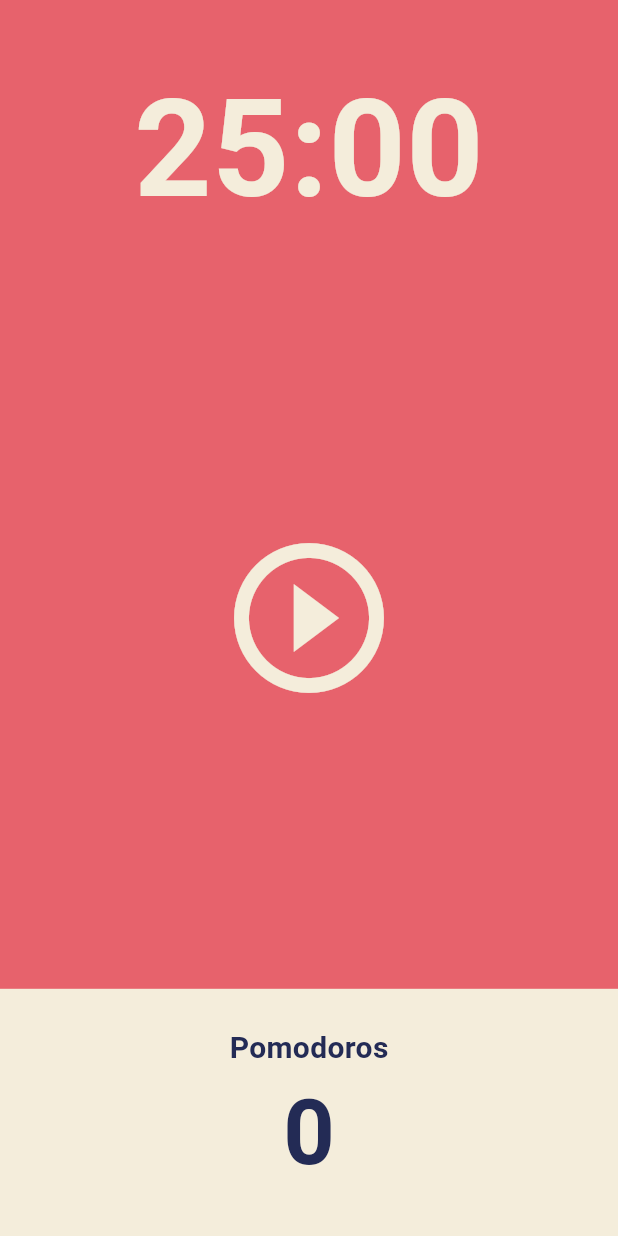
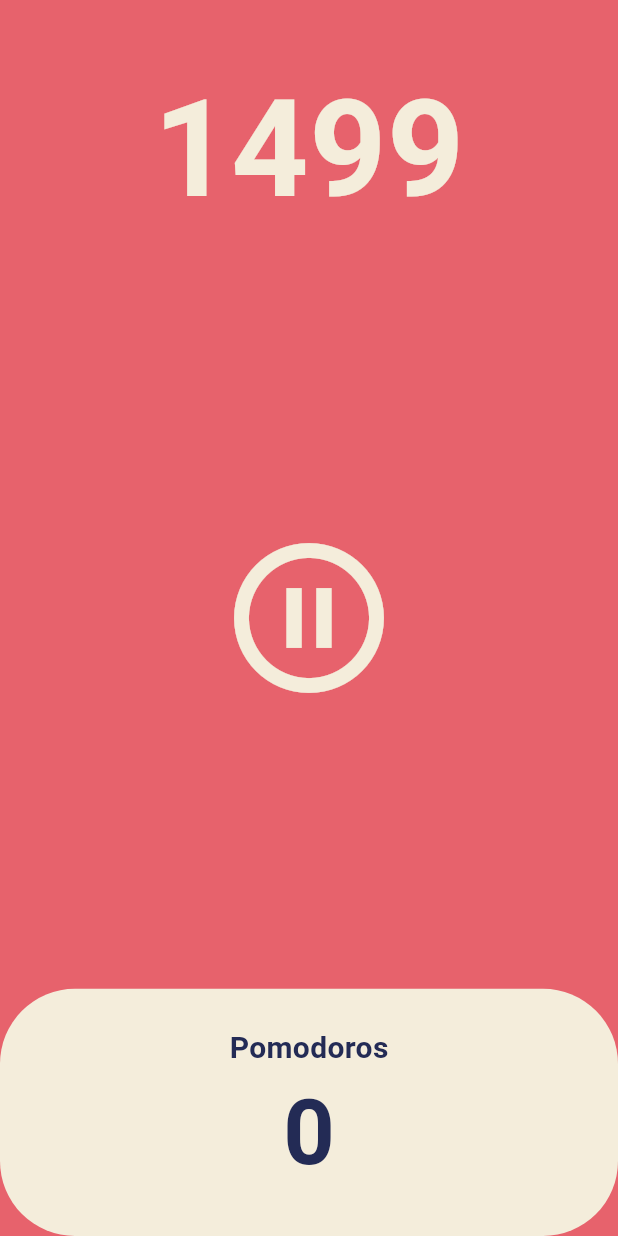
Before and after one commit to siheon0411/toonflix, a Flutter app: the screen it shows after launch, after a tap on the "play circle outline" icon, on a phone screen of 412 x 824 dp. Run offline on Flutter 3.47's test engine with Material 3 defaults, Android fonts, the phone set to English and light mode, and no system bars.

Commit message:
timer, pause&play

```diff
--- a/lib/screens/home_screen.dart
+++ b/lib/screens/home_screen.dart
@@ -1,3 +1,5 @@
+import 'dart:async';
+
 import 'package:flutter/material.dart';
 
 class HomeScreen extends StatefulWidget {
@@ -8,6 +10,33 @@ class HomeScreen extends StatefulWidget {
 }
 
 class _HomeScreenState extends State<HomeScreen> {
+  int totalSeconds = 1500;
+  bool isRunning = false;
+  late Timer timer;
+
+  void onTick(Timer timer) {
+    setState(() {
+      totalSeconds = totalSeconds - 1;
+    });
+  }
+
+  void onStartPressed() {
+    timer = Timer.periodic(
+      const Duration(seconds: 1),
+      onTick,
+    );
+    setState(() {
+      isRunning = true;
+    });
+  }
+
+  void onPausePressed() {
+    timer.cancel();
+    setState(() {
+      isRunning = false;
+    });
+  }
+
   @override
   Widget build(BuildContext context) {
     return Scaffold(
@@ -19,7 +48,7 @@ class _HomeScreenState extends State<HomeScreen> {
             child: Container(
               alignment: Alignment.bottomCenter,
               child: Text(
-                '25:00',
+                '$totalSeconds',
                 style: TextStyle(
                     color: Theme.of(context).cardColor,
                     fontSize: 90,
@@ -31,8 +60,10 @@ class _HomeScreenState extends State<HomeScreen> {
             flex: 3,
             child: Center(
               child: IconButton(
-                onPressed: () {},
-                icon: const Icon(Icons.play_circle_outline),
+                onPressed: isRunning ? onPausePressed : onStartPressed,
+                icon: Icon(isRunning
+                    ? Icons.pause_circle_outline
+                    : Icons.play_circle_outline),
                 iconSize: 120,
                 color: Theme.of(context).cardColor,
               ),
@@ -45,8 +76,8 @@ class _HomeScreenState extends State<HomeScreen> {
                 Expanded(
                   child: Container(
                     decoration: BoxDecoration(
-                      color: Theme.of(context).cardColor,
-                    ),
+                        color: Theme.of(context).cardColor,
+                        borderRadius: BorderRadius.circular(50)),
                     child: Column(
                       mainAxisAlignment: MainAxisAlignment.center,
                       children: [
```
